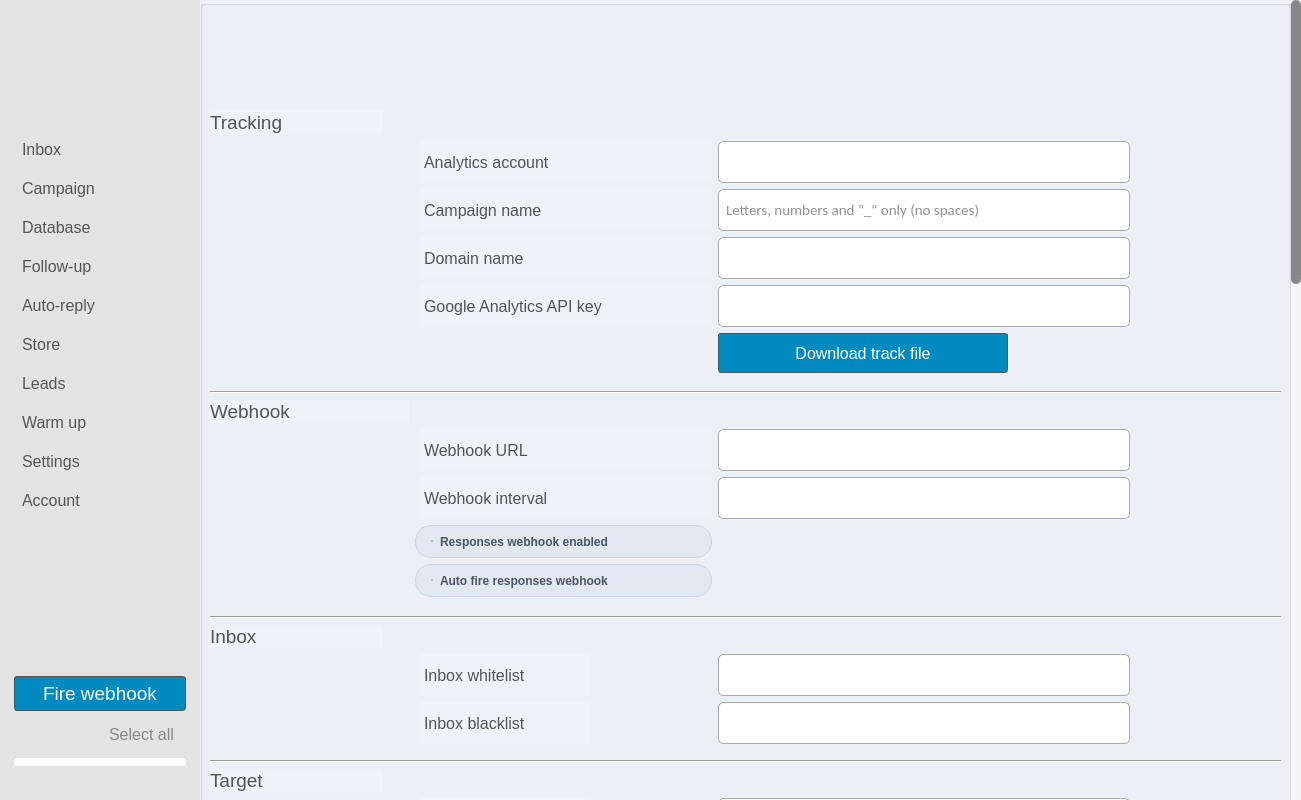
First picture: the form in ui/gui.ui, repository moeezmujahid70/Gmonster-App, before the edit.
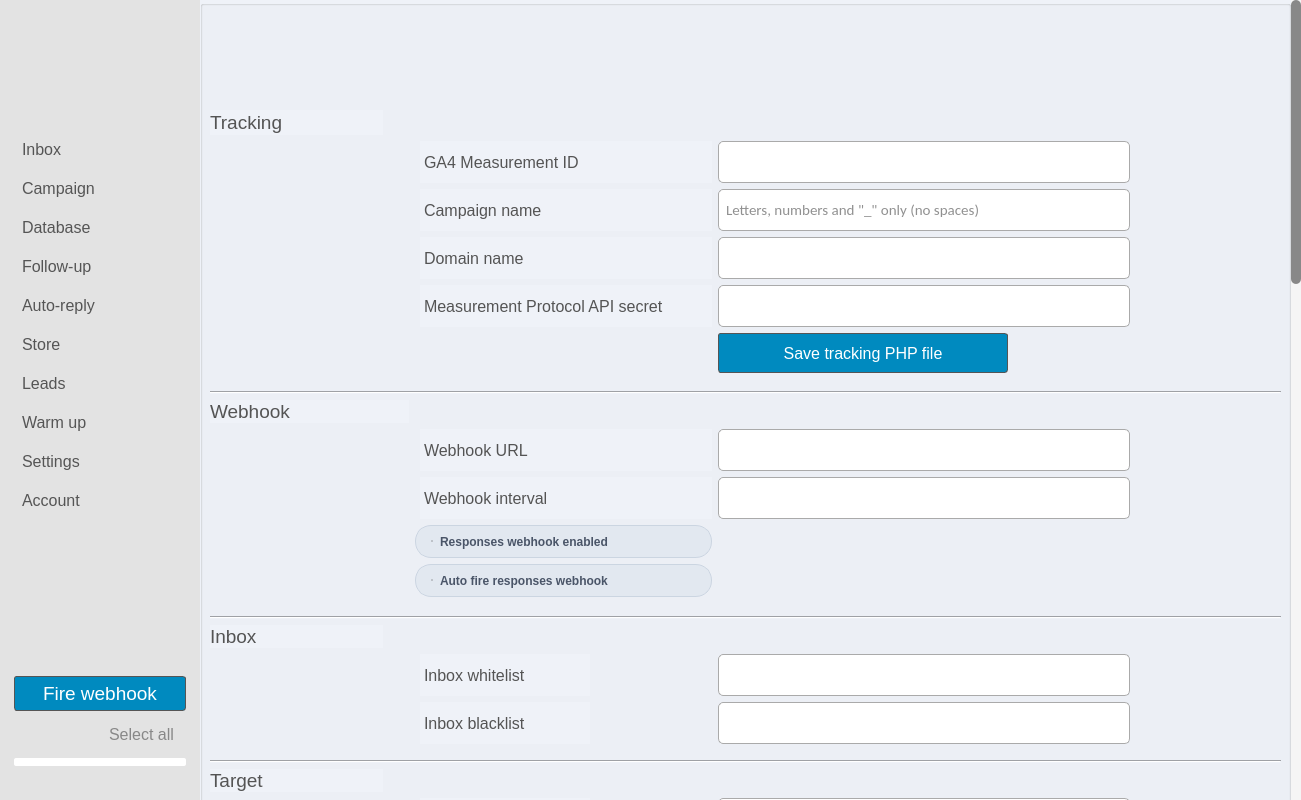
Second picture: the form after the edit. Icons and pictures are not drawn.

Commit message:
Fix GA4 tracking PHP export and webhook error handling
Generate the tracking pixel script from validated GA4 settings, save it
through a file dialog, and report webhook delivery failures instead of
raising inside worker threads.

What changed in the file:
```diff
--- a/ui/gui.ui
+++ b/ui/gui.ui
@@ -5955,7 +5955,7 @@
     }</string>
                                   </property>
                                   <property name="text">
-                                    <string>Download track file</string>
+                                    <string>Save tracking PHP file</string>
                                   </property>
                                 </widget>
                               </item>
@@ -6135,7 +6135,7 @@
                                     <string notr="true">margin-left: 5px;</string>
                                   </property>
                                   <property name="text">
-                                    <string>Analytics account</string>
+                                    <string>GA4 Measurement ID</string>
                                   </property>
                                   <property name="alignment">
                                     <set>Qt::AlignLeading|Qt::AlignLeft|Qt::AlignVCenter</set>
@@ -6327,7 +6327,7 @@
                                     <string notr="true">margin-left: 5px;</string>
                                   </property>
                                   <property name="text">
-                                    <string>Google Analytics API key</string>
+                                    <string>Measurement Protocol API secret</string>
                                   </property>
                                   <property name="alignment">
                                     <set>Qt::AlignLeading|Qt::AlignLeft|Qt::AlignVCenter</set>
```
The commit also changes 4 other files.
